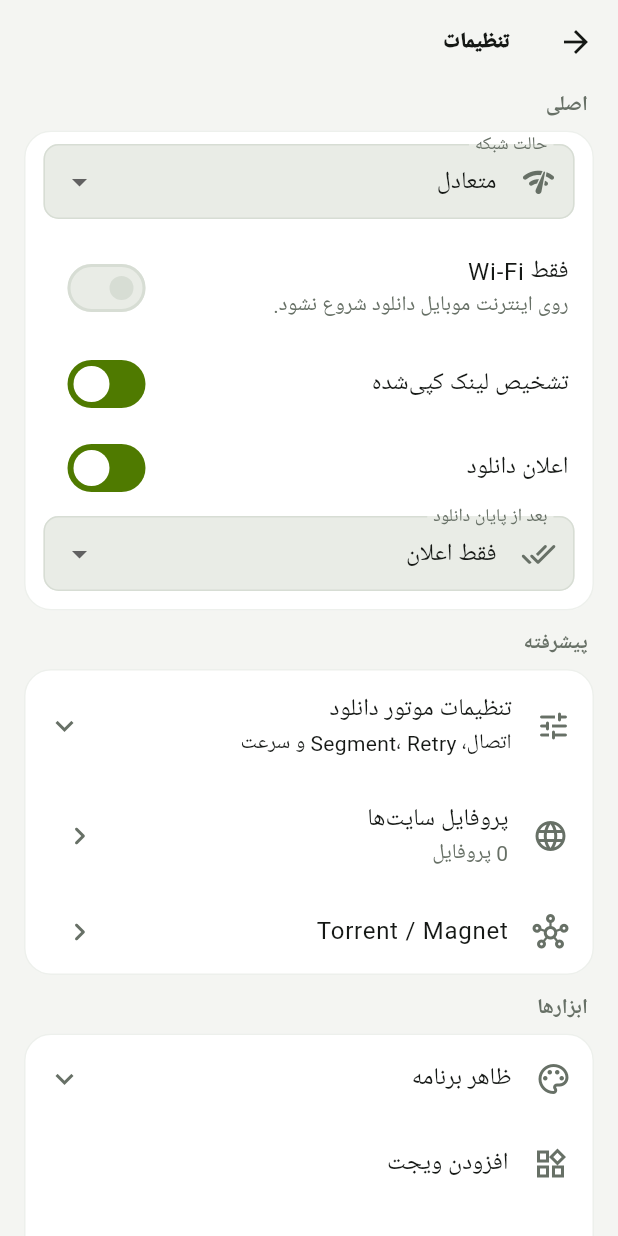
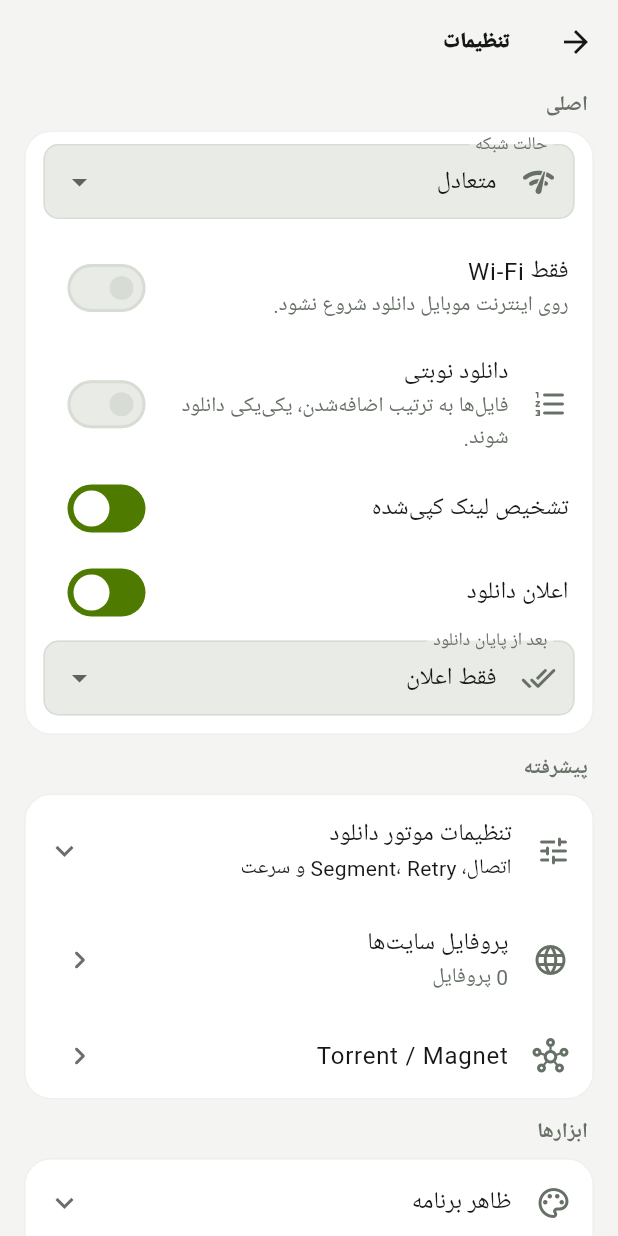
Before and after one commit to sahandse/tondro, a Flutter app: the DownloadSettingsPage screen opened directly with empty values, on a phone screen of 412 x 824 dp. Run offline on Flutter 3.47's test engine with Material 3 defaults, Android fonts, the light colour scheme and no system bars; our stand-ins replace battery_plus, file_picker, google_fonts, share_plus, shared_preferences, webview_flutter; missing offline and left inert: background_downloader, dtorrent_task_v2, home_widget, persian_datetime_picker, receive_sharing_intent, workmanager; accounts and stored records are empty; Roboto replaces fonts that are missing (Vazirmatn); statements that could not run were skipped.

Commit message:
ui: add theme presets and sequential queue control

```diff
--- a/lib/src/features/settings/presentation/download_settings_page.dart
+++ b/lib/src/features/settings/presentation/download_settings_page.dart
@@ -67,6 +67,20 @@ class _DownloadSettingsPageState extends State<DownloadSettingsPage> {
                 },
               ),
               SwitchListTile.adaptive(
+                value: settings.sequentialDownloads,
+                title: const Text('دانلود نوبتی'),
+                subtitle: const Text(
+                  'فایل‌ها به ترتیب اضافه‌شدن، یکی‌یکی دانلود شوند.',
+                ),
+                secondary: const Icon(Icons.format_list_numbered_rounded),
+                onChanged: (value) async {
+                  await widget.controller.updateSettings(
+                    settings.copyWith(sequentialDownloads: value),
+                  );
+                  if (mounted) setState(() {});
+                },
+              ),
+              SwitchListTile.adaptive(
                 value: settings.clipboardDetection,
                 title: const Text('تشخیص لینک کپی‌شده'),
                 onChanged: (value) async {
@@ -125,7 +139,9 @@ class _DownloadSettingsPageState extends State<DownloadSettingsPage> {
                 subtitle: const Text('اتصال، Segment، Retry و سرعت'),
                 children: [
                   _NumberSetting(
-                    title: 'دانلود هم‌زمان',
+                    title: settings.sequentialDownloads
+                        ? 'دانلود هم‌زمان (در حالت نوبتی: ۱)'
+                        : 'دانلود هم‌زمان',
                     value: settings.maxConcurrentDownloads,
                     values: const [1, 2, 3, 4, 5],
                     onChanged: (value) async {
@@ -256,30 +272,38 @@ class _DownloadSettingsPageState extends State<DownloadSettingsPage> {
                 leading: const Icon(Icons.palette_outlined),
                 title: const Text('ظاهر برنامه'),
                 children: [
-                  RadioGroup<ThemeMode>(
-                    groupValue: ThemeController.instance.mode,
+                  RadioGroup<TondroThemePreset>(
+                    groupValue: ThemeController.instance.preset,
                     onChanged: (value) async {
                       if (value == null) return;
-                      await ThemeController.instance.setMode(value);
+                      await ThemeController.instance.setPreset(value);
                       if (mounted) setState(() {});
                     },
-                    child: const Column(
-                      children: [
-                        RadioListTile<ThemeMode>(
-                          value: ThemeMode.system,
-                          title: Text('سیستم'),
-                        ),
-                        RadioListTile<ThemeMode>(
-                          value: ThemeMode.light,
-                          title: Text('روشن'),
-                        ),
-                        RadioListTile<ThemeMode>(
-                          value: ThemeMode.dark,
-                          title: Text('تیره'),
-                        ),
-                      ],
+                    child: Column(
+                      children: TondroThemePreset.values
+                          .map(
+                            (preset) => RadioListTile<TondroThemePreset>(
+                              value: preset,
+                              title: Text(tondroThemeLabelFa(preset)),
+                              secondary: Icon(
+                                switch (preset) {
+                                  TondroThemePreset.system =>
+                                    Icons.brightness_auto_rounded,
+                                  TondroThemePreset.light =>
+                                    Icons.light_mode_rounded,
+                                  TondroThemePreset.dark =>
+                                    Icons.dark_mode_rounded,
+                                  TondroThemePreset.amoled =>
+                                    Icons.brightness_2_rounded,
+                                  TondroThemePreset.ocean =>
+                                    Icons.water_drop_outlined,
+                                },
+                              ),
+                            ),
+                          )
+                          .toList(),
                     ),
-                  ),
+                  )
                 ],
               ),
               ListTile(
```
